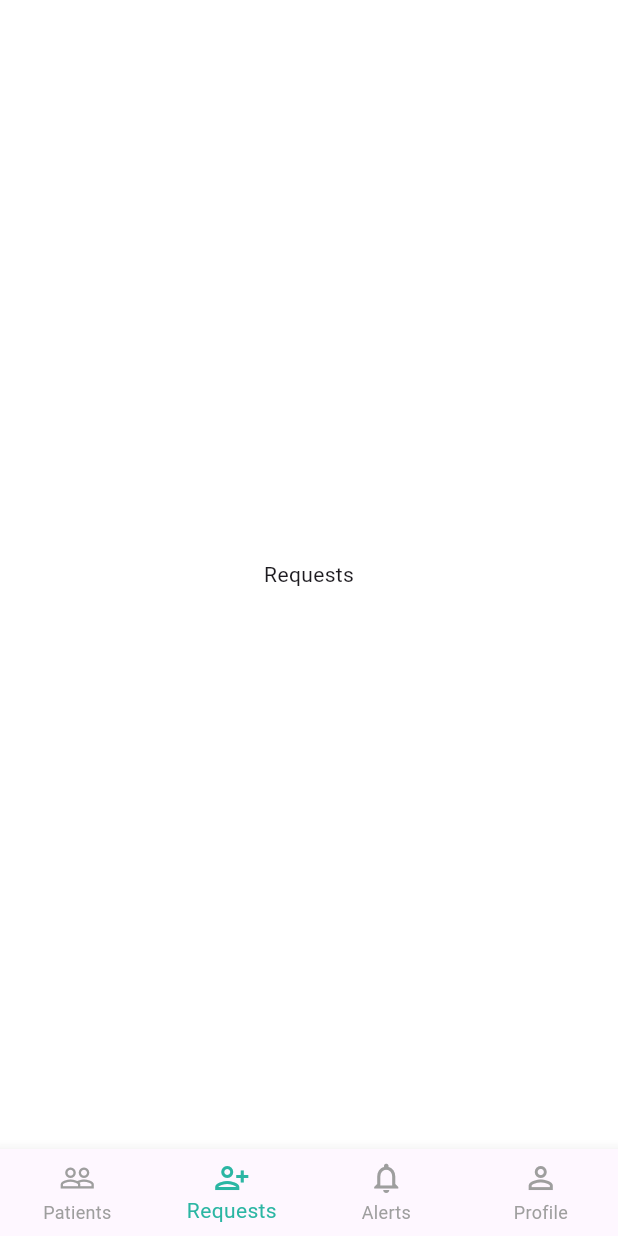
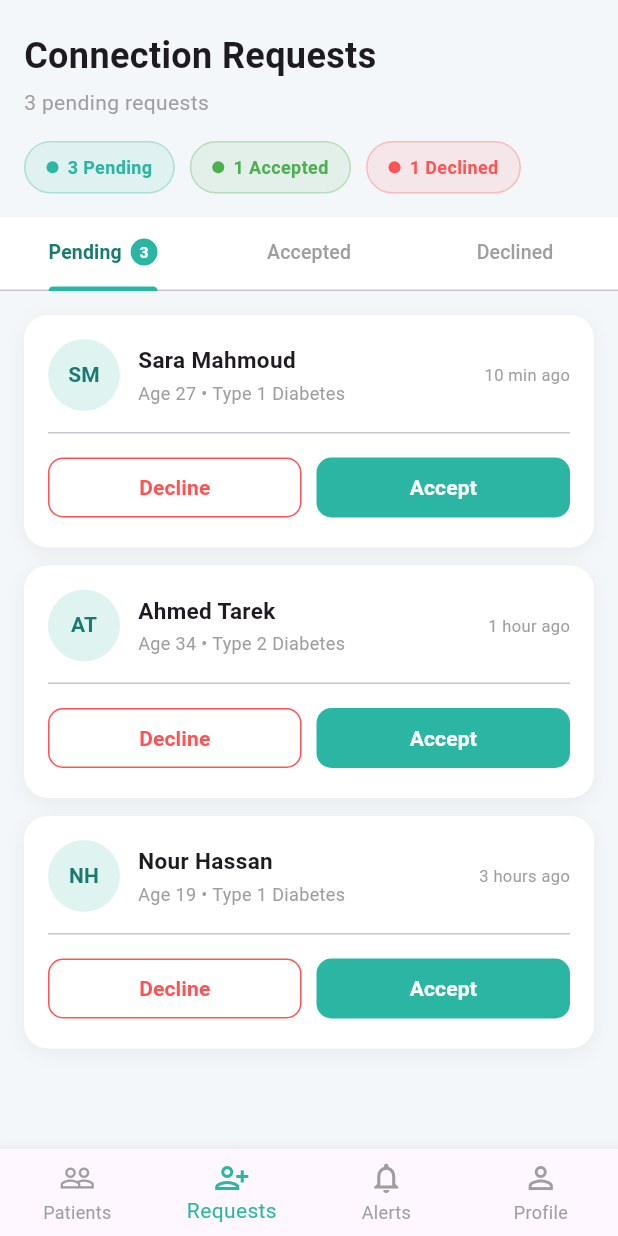
Before and after one commit to Nouran246/Glucora-Mobile-App, a Flutter app: the screen it shows after launch, item 2 of the bottom bar chosen, on a phone screen of 412 x 824 dp. Run offline on Flutter 3.47's test engine with Material 3 defaults, Android fonts, the phone set to English and light mode, and no system bars.

Commit message:
requests

```diff
--- a/lib/features/doctor/screens/doctor_main_screen.dart
+++ b/lib/features/doctor/screens/doctor_main_screen.dart
@@ -1,5 +1,6 @@
 import 'package:flutter/material.dart';
 import 'doctor_patients_screen.dart';
+import 'doctor_requests_screen.dart';
 
 class DoctorMainScreen extends StatefulWidget {
   const DoctorMainScreen({super.key});
@@ -13,7 +14,7 @@ class _DoctorMainScreenState extends State<DoctorMainScreen> {
 
   final List<Widget> _screens = [
     const DoctorPatientsScreen(),
-    const Center(child: Text('Requests')),
+    const DoctorRequestsScreen(),
     const Center(child: Text('Alerts')),
     const Center(child: Text('Profile')),
   ];
@@ -22,10 +23,9 @@ class _DoctorMainScreenState extends State<DoctorMainScreen> {
   Widget build(BuildContext context) {
     return Scaffold(
       body: _screens[_currentIndex],
-
       bottomNavigationBar: BottomNavigationBar(
         currentIndex: _currentIndex,
-        selectedItemColor: const Color(0xFF2BB6A3), // teal from design
+        selectedItemColor: const Color(0xFF2BB6A3),
         unselectedItemColor: Colors.grey,
         type: BottomNavigationBarType.fixed,
         onTap: (index) {
--- /dev/null
+++ b/lib/features/doctor/screens/doctor_requests_screen.dart
@@ -0,0 +1,467 @@
+import 'package:flutter/material.dart';
+
+// ─── DATA MODEL ──────────────────────────────────────────────────────────────
+
+enum RequestStatus { pending, accepted, declined }
+
+class ConnectionRequest {
+  final String id;
+  final String patientName;
+  final int age;
+  final String diabetesType;
+  final String sentAgo;
+  final String avatarInitials;
+  RequestStatus status;
+
+  ConnectionRequest({
+    required this.id,
+    required this.patientName,
+    required this.age,
+    required this.diabetesType,
+    required this.sentAgo,
+    required this.avatarInitials,
+    this.status = RequestStatus.pending,
+  });
+}
+
+// ─── SCREEN ──────────────────────────────────────────────────────────────────
+
+class DoctorRequestsScreen extends StatefulWidget {
+  const DoctorRequestsScreen({super.key});
+
+  @override
+  State<DoctorRequestsScreen> createState() => _DoctorRequestsScreenState();
+}
+
+class _DoctorRequestsScreenState extends State<DoctorRequestsScreen>
+    with SingleTickerProviderStateMixin {
+  late TabController _tabController;
+
+  final List<ConnectionRequest> _requests = [
+    ConnectionRequest(
+      id: '1',
+      patientName: 'Sara Mahmoud',
+      age: 27,
+      diabetesType: 'Type 1',
+      sentAgo: '10 min ago',
+      avatarInitials: 'SM',
+    ),
+    ConnectionRequest(
+      id: '2',
+      patientName: 'Ahmed Tarek',
+      age: 34,
+      diabetesType: 'Type 2',
+      sentAgo: '1 hour ago',
+      avatarInitials: 'AT',
+    ),
+    ConnectionRequest(
+      id: '3',
+      patientName: 'Nour Hassan',
+      age: 19,
+      diabetesType: 'Type 1',
+      sentAgo: '3 hours ago',
+      avatarInitials: 'NH',
+    ),
+    ConnectionRequest(
+      id: '4',
+      patientName: 'Layla Ibrahim',
+      age: 45,
+      diabetesType: 'Type 2',
+      sentAgo: 'Yesterday',
+      avatarInitials: 'LI',
+      status: RequestStatus.accepted,
+    ),
+    ConnectionRequest(
+      id: '5',
+      patientName: 'Youssef Kamal',
+      age: 22,
+      diabetesType: 'Type 1',
+      sentAgo: '2 days ago',
+      avatarInitials: 'YK',
+      status: RequestStatus.declined,
+    ),
+  ];
+
+  List<ConnectionRequest> get _pending =>
+      _requests.where((r) => r.status == RequestStatus.pending).toList();
+  List<ConnectionRequest> get _accepted =>
+      _requests.where((r) => r.status == RequestStatus.accepted).toList();
+  List<ConnectionRequest> get _declined =>
+      _requests.where((r) => r.status == RequestStatus.declined).toList();
+
+  @override
+  void initState() {
+    super.initState();
+    _tabController = TabController(length: 3, vsync: this);
+  }
+
+  @override
+  void dispose() {
+    _tabController.dispose();
+    super.dispose();
+  }
+
+  void _accept(ConnectionRequest request) {
+    setState(() => request.status = RequestStatus.accepted);
+    _showSnackbar('${request.patientName} accepted', const Color(0xFF2BB6A3));
+  }
+
+  void _decline(ConnectionRequest request) {
+    setState(() => request.status = RequestStatus.declined);
+    _showSnackbar('${request.patientName} declined', Colors.redAccent);
+  }
+
+  void _showSnackbar(String message, Color color) {
+    ScaffoldMessenger.of(context).clearSnackBars();
+    ScaffoldMessenger.of(context).showSnackBar(
+      SnackBar(
+        content: Text(message, style: const TextStyle(fontWeight: FontWeight.w600)),
+        backgroundColor: color,
+        behavior: SnackBarBehavior.floating,
+        shape: RoundedRectangleBorder(borderRadius: BorderRadius.circular(10)),
+        duration: const Duration(seconds: 2),
+      ),
+    );
+  }
+
+  @override
+  Widget build(BuildContext context) {
+    return Scaffold(
+      backgroundColor: const Color(0xFFF4F7FA),
+      body: SafeArea(
+        child: Column(
+          crossAxisAlignment: CrossAxisAlignment.start,
+          children: [
+            _buildHeader(),
+            _buildTabBar(),
+            Expanded(
+              child: TabBarView(
+                controller: _tabController,
+                physics: const ClampingScrollPhysics(),
+                children: [
+                  _buildRequestList(_pending, showActions: true),
+                  _buildRequestList(_accepted, showActions: false),
+                  _buildRequestList(_declined, showActions: false),
+                ],
+              ),
+            ),
+          ],
+        ),
+      ),
+    );
+  }
+
+  Widget _buildHeader() {
+    return Padding(
+      padding: const EdgeInsets.fromLTRB(16, 20, 16, 0),
+      child: Column(
+        crossAxisAlignment: CrossAxisAlignment.start,
+        children: [
+          const Text(
+            'Connection Requests',
+            style: TextStyle(fontSize: 24, fontWeight: FontWeight.bold),
+          ),
+          const SizedBox(height: 4),
+          Text(
+            '${_pending.length} pending request${_pending.length == 1 ? '' : 's'}',
+            style: const TextStyle(fontSize: 14, color: Colors.grey),
+          ),
+          const SizedBox(height: 16),
+          // Summary chips
+          Row(
+            children: [
+              _summaryChip('Pending', _pending.length, const Color(0xFF2BB6A3)),
+              const SizedBox(width: 10),
+              _summaryChip('Accepted', _accepted.length, Colors.green),
+              const SizedBox(width: 10),
+              _summaryChip('Declined', _declined.length, Colors.redAccent),
+            ],
+          ),
+          const SizedBox(height: 16),
+        ],
+      ),
+    );
+  }
+
+  Widget _summaryChip(String label, int count, Color color) {
+    return Container(
+      padding: const EdgeInsets.symmetric(horizontal: 14, vertical: 8),
+      decoration: BoxDecoration(
+        color: color.withValues(alpha: 0.1),
+        borderRadius: BorderRadius.circular(20),
+        border: Border.all(color: color.withValues(alpha: 0.3)),
+      ),
+      child: Row(
+        mainAxisSize: MainAxisSize.min,
+        children: [
+          Container(
+            width: 8,
+            height: 8,
+            decoration: BoxDecoration(color: color, shape: BoxShape.circle),
+          ),
+          const SizedBox(width: 6),
+          Text(
+            '$count $label',
+            style: TextStyle(
+              fontSize: 12,
+              fontWeight: FontWeight.w700,
+              color: color,
+            ),
+          ),
+        ],
+      ),
+    );
+  }
+
+  Widget _buildTabBar() {
+    return Container(
+      color: Colors.white,
+      child: TabBar(
+        controller: _tabController,
+        labelColor: const Color(0xFF1A7A6E),
+        unselectedLabelColor: Colors.grey,
+        indicatorColor: const Color(0xFF2BB6A3),
+        indicatorWeight: 3,
+        labelStyle: const TextStyle(fontWeight: FontWeight.w700, fontSize: 13),
+        unselectedLabelStyle:
+            const TextStyle(fontWeight: FontWeight.w500, fontSize: 13),
+        tabs: [
+          Tab(
+            child: Row(
+              mainAxisSize: MainAxisSize.min,
+              children: [
+                const Text('Pending'),
+                if (_pending.isNotEmpty) ...[
+                  const SizedBox(width: 6),
+                  _tabBadge(_pending.length, const Color(0xFF2BB6A3)),
+                ],
+              ],
+            ),
+          ),
+          const Tab(text: 'Accepted'),
+          const Tab(text: 'Declined'),
+        ],
+      ),
+    );
+  }
+
+  Widget _tabBadge(int count, Color color) {
+    return Container(
+      padding: const EdgeInsets.symmetric(horizontal: 6, vertical: 2),
+      decoration: BoxDecoration(
+        color: color,
+        borderRadius: BorderRadius.circular(10),
+      ),
+      child: Text(
+        '$count',
+        style: const TextStyle(
+          color: Colors.white,
+          fontSize: 10,
+          fontWeight: FontWeight.w800,
+        ),
+      ),
+    );
+  }
+
+  Widget _buildRequestList(
+    List<ConnectionRequest> requests, {
+    required bool showActions,
+  }) {
+    if (requests.isEmpty) {
+      return Center(
+        child: Column(
+          mainAxisSize: MainAxisSize.min,
+          children: [
+            Icon(
+              showActions
+                  ? Icons.inbox_outlined
+                  : Icons.check_circle_outline,
+              size: 52,
+              color: Colors.grey.shade300,
+            ),
+            const SizedBox(height: 12),
+            Text(
+              showActions ? 'No pending requests' : 'Nothing here yet',
+              style: TextStyle(color: Colors.grey.shade400, fontSize: 15),
+            ),
+          ],
+        ),
+      );
+    }
+
+    return ListView.builder(
+      physics: const ClampingScrollPhysics(),
+      padding: const EdgeInsets.fromLTRB(16, 16, 16, 16),
+      itemCount: requests.length,
+      itemBuilder: (context, index) => _RequestCard(
+        request: requests[index],
+        showActions: showActions,
+        onAccept: () => _accept(requests[index]),
+        onDecline: () => _decline(requests[index]),
+      ),
+    );
+  }
+}
+
+// ─── REQUEST CARD ─────────────────────────────────────────────────────────────
+
+class _RequestCard extends StatelessWidget {
+  final ConnectionRequest request;
+  final bool showActions;
+  final VoidCallback onAccept;
+  final VoidCallback onDecline;
+
+  const _RequestCard({
+    required this.request,
+    required this.showActions,
+    required this.onAccept,
+    required this.onDecline,
+  });
+
+  @override
+  Widget build(BuildContext context) {
+    return Container(
+      margin: const EdgeInsets.only(bottom: 12),
+      padding: const EdgeInsets.all(16),
+      decoration: BoxDecoration(
+        color: Colors.white,
+        borderRadius: BorderRadius.circular(16),
+        boxShadow: [
+          BoxShadow(
+            color: Colors.black.withValues(alpha: 0.05),
+            blurRadius: 10,
+            offset: const Offset(0, 3),
+          ),
+        ],
+      ),
+      child: Column(
+        children: [
+          Row(
+            children: [
+              // Avatar
+              CircleAvatar(
+                radius: 24,
+                backgroundColor:
+                    const Color(0xFF2BB6A3).withValues(alpha: 0.15),
+                child: Text(
+                  request.avatarInitials,
+                  style: const TextStyle(
+                    color: Color(0xFF1A7A6E),
+                    fontWeight: FontWeight.bold,
+                    fontSize: 14,
+                  ),
+                ),
+              ),
+              const SizedBox(width: 12),
+              // Info
+              Expanded(
+                child: Column(
+                  crossAxisAlignment: CrossAxisAlignment.start,
+                  children: [
+                    Text(
+                      request.patientName,
+                      style: const TextStyle(
+                        fontWeight: FontWeight.bold,
+                        fontSize: 15,
+                      ),
+                    ),
+                    const SizedBox(height: 3),
+                    Text(
+                      'Age ${request.age} • ${request.diabetesType} Diabetes',
+                      style: const TextStyle(
+                        fontSize: 12,
+                        color: Colors.grey,
+                      ),
+                    ),
+                  ],
+                ),
+              ),
+              // Time
+              Text(
+                request.sentAgo,
+                style: const TextStyle(fontSize: 11, color: Colors.grey),
+              ),
+            ],
+          ),
+
+          // Action buttons (only for pending)
+          if (showActions) ...[
+            const SizedBox(height: 14),
+            const Divider(height: 1),
+            const SizedBox(height: 12),
+            Row(
+              children: [
+                // Decline
+                Expanded(
+                  child: OutlinedButton(
+                    onPressed: onDecline,
+                    style: OutlinedButton.styleFrom(
+                      foregroundColor: Colors.redAccent,
+                      side: const BorderSide(color: Colors.redAccent),
+                      shape: RoundedRectangleBorder(
+                        borderRadius: BorderRadius.circular(10),
+                      ),
+                      padding: const EdgeInsets.symmetric(vertical: 10),
+                    ),
+                    child: const Text(
+                      'Decline',
+                      style: TextStyle(fontWeight: FontWeight.w700),
+                    ),
+                  ),
+                ),
+                const SizedBox(width: 10),
+                // Accept
+                Expanded(
+                  child: ElevatedButton(
+                    onPressed: onAccept,
+                    style: ElevatedButton.styleFrom(
+                      backgroundColor: const Color(0xFF2BB6A3),
+                      foregroundColor: Colors.white,
+                      elevation: 0,
+                      shape: RoundedRectangleBorder(
+                        borderRadius: BorderRadius.circular(10),
+                      ),
+                      padding: const EdgeInsets.symmetric(vertical: 10),
+                    ),
+                    child: const Text(
+                      'Accept',
+                      style: TextStyle(fontWeight: FontWeight.w700),
+                    ),
+                  ),
+                ),
+              ],
+            ),
+          ] else ...[
+            // Status label for accepted/declined
+            const SizedBox(height: 10),
+            Align(
+              alignment: Alignment.centerRight,
+              child: Container(
+                padding:
+                    const EdgeInsets.symmetric(horizontal: 10, vertical: 5),
+                decoration: BoxDecoration(
+                  color: request.status == RequestStatus.accepted
+                      ? Colors.green.withValues(alpha: 0.1)
+                      : Colors.redAccent.withValues(alpha: 0.1),
+                  borderRadius: BorderRadius.circular(20),
+                ),
+                child: Text(
+                  request.status == RequestStatus.accepted
+                      ? '✓ Accepted'
+                      : '✗ Declined',
+                  style: TextStyle(
+                    fontSize: 12,
+                    fontWeight: FontWeight.w700,
+                    color: request.status == RequestStatus.accepted
+                        ? Colors.green
+                        : Colors.redAccent,
+                  ),
+                ),
+              ),
+            ),
+          ],
+        ],
+      ),
+    );
+  }
+}
```
